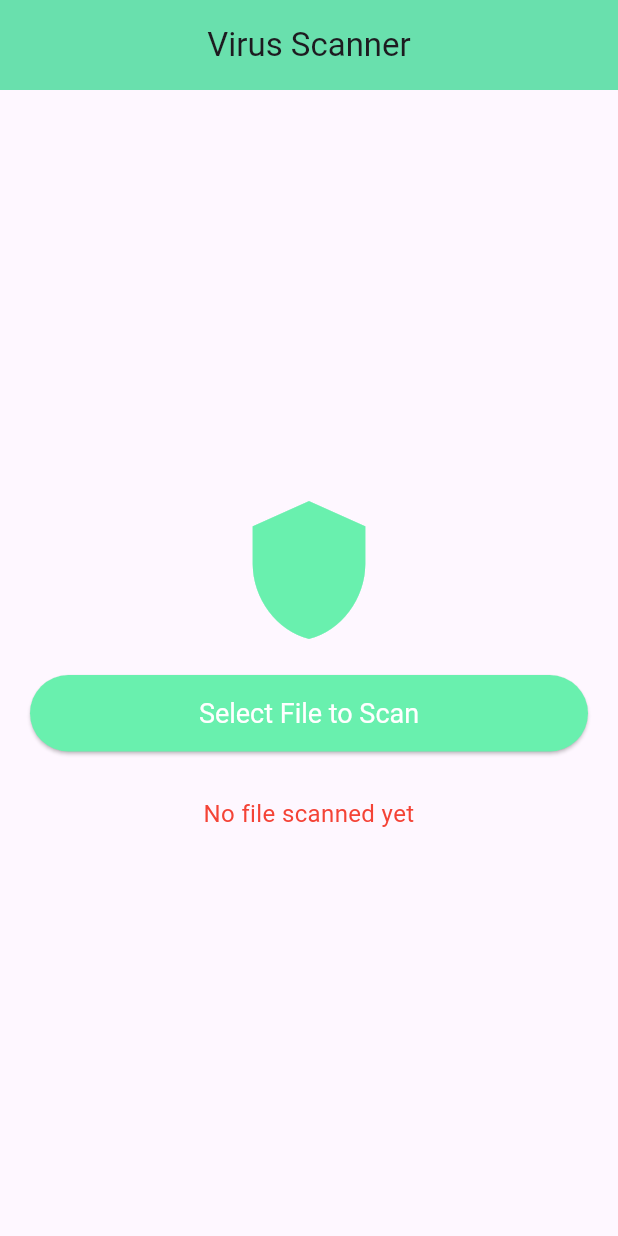
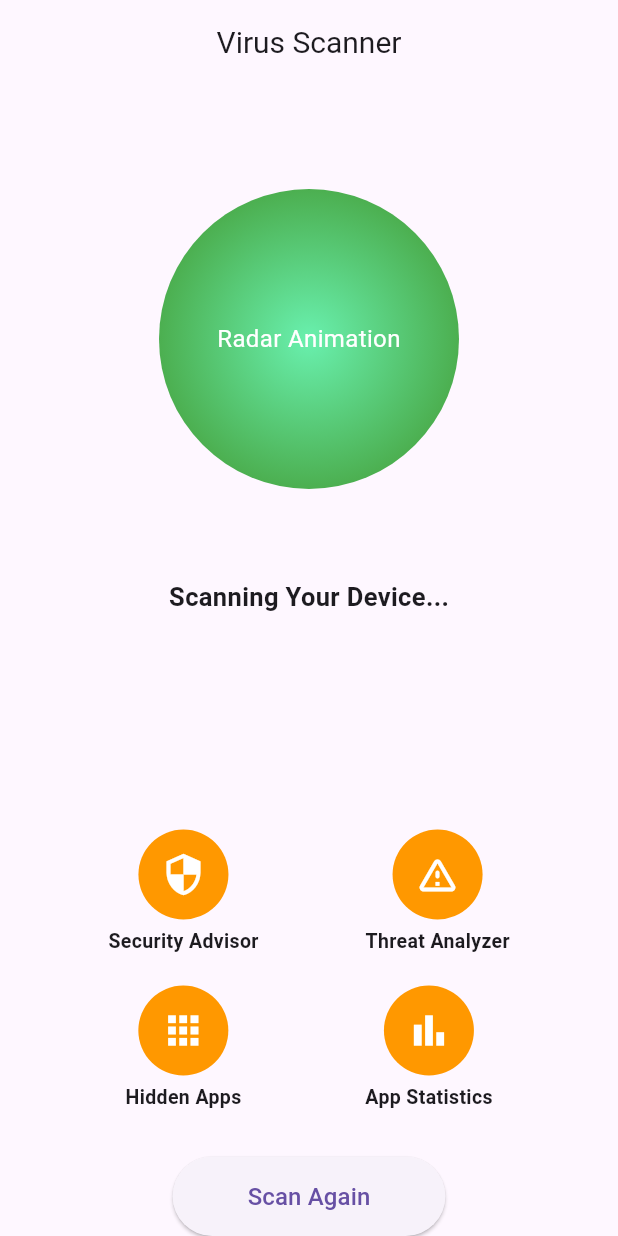
Before and after one commit to YashBhalodiya/VirusScanner, a Flutter app: the screen it shows after launch, on a phone screen of 412 x 824 dp. Run offline on Flutter 3.47's test engine with Material 3 defaults, Android fonts, the phone set to English and light mode, and no system bars; our stand-ins replace file_picker.

Commit message:
feat: Created new UI for the home screen.

```diff
--- /dev/null
+++ b/lib/features/home/home_screen.dart
@@ -0,0 +1,202 @@
+import 'package:flutter/material.dart';
+
+class HomeScreen extends StatefulWidget {
+  const HomeScreen({super.key});
+
+  @override
+  State<HomeScreen> createState() => _HomeScreenState();
+}
+
+class _HomeScreenState extends State<HomeScreen> {
+  @override
+  Widget build(BuildContext context) {
+    return Scaffold(
+      appBar: AppBar(
+        title: const Text(
+          "Virus Scanner",
+          style: TextStyle(
+            fontSize: 20,
+          ),
+        ),
+        centerTitle: true,
+      ),
+      body: Column(
+        mainAxisAlignment: MainAxisAlignment.spaceBetween,
+        children: [
+          // Radar Amination
+          Column(
+            mainAxisAlignment: MainAxisAlignment.center,
+            children: [
+              const SizedBox(height: 20),
+              GestureDetector(
+                onTap: () {
+                  print("Radar Animation Tapped");
+                },
+                child: Container(
+                  height: 300,
+                  width: 200,
+                  decoration: const BoxDecoration(
+                    shape: BoxShape.circle,
+                    gradient: RadialGradient(
+                      colors: [Colors.greenAccent, Colors.green],
+                    ),
+                  ),
+                  child: const Center(
+                    child: Text(
+                      "Radar Animation",
+                      style: TextStyle(color: Colors.white, fontSize: 16),
+                      textAlign: TextAlign.center,
+                    ),
+                  ),
+                ),
+              ),
+              const SizedBox(height: 10),
+              const Text(
+                "Scanning Your Device...",
+                style: TextStyle(fontSize: 17, fontWeight: FontWeight.bold),
+              ),
+            ],
+          ),
+          // Buttons Section
+          Padding(
+            padding: const EdgeInsets.symmetric(horizontal: 1.0),
+            child: Column(
+              children: [
+                Row(
+                  mainAxisAlignment: MainAxisAlignment.spaceEvenly,
+                  children: [
+                    GestureDetector(
+                      onTap: () => print("Security Advisor Tapped"),
+                      child: Column(
+                        children: [
+                          Container(
+                            padding: const EdgeInsets.all(
+                                15), // to change the size of the buttons
+                            decoration: const BoxDecoration(
+                              color: Colors.orange,
+                              shape: BoxShape.circle,
+                            ),
+                            child: const Icon(
+                              Icons.security,
+                              color: Colors.white,
+                              size: 30,
+                            ),
+                          ),
+                          const SizedBox(height: 5),
+                          const Text(
+                            "Security Advisor",
+                            style: TextStyle(
+                                fontSize: 13, fontWeight: FontWeight.bold),
+                            textAlign: TextAlign.center,
+                          ),
+                        ],
+                      ),
+                    ),
+                    GestureDetector(
+                      onTap: () => print("Threat Analyzer Tapped"),
+                      child: Column(
+                        children: [
+                          Container(
+                            padding: const EdgeInsets.all(15),
+                            decoration: const BoxDecoration(
+                              color: Colors.orange,
+                              shape: BoxShape.circle,
+                            ),
+                            child: const Icon(
+                              Icons.warning_amber_rounded,
+                              color: Colors.white,
+                              size: 30,
+                            ),
+                          ),
+                          const SizedBox(height: 5),
+                          const Text(
+                            "Threat Analyzer",
+                            style: TextStyle(
+                                fontSize: 13, fontWeight: FontWeight.bold),
+                            textAlign: TextAlign.center,
+                          ),
+                        ],
+                      ),
+                    ),
+                  ],
+                ),
+                const SizedBox(height: 20),
+                Row(
+                  mainAxisAlignment: MainAxisAlignment.spaceEvenly,
+                  children: [
+                    GestureDetector(
+                      onTap: () => print("Hidden Apps Tapped"),
+                      child: Column(
+                        children: [
+                          Container(
+                            padding: const EdgeInsets.all(15),
+                            decoration: const BoxDecoration(
+                              color: Colors.orange,
+                              shape: BoxShape.circle,
+                            ),
+                            child: const Icon(
+                              Icons.apps,
+                              color: Colors.white,
+                              size: 30,
+                            ),
+                          ),
+                          const SizedBox(height: 5),
+                          const Text(
+                            "Hidden Apps",
+                            style: TextStyle(
+                                fontSize: 13, fontWeight: FontWeight.bold),
+                            textAlign: TextAlign.center,
+                          ),
+                        ],
+                      ),
+                    ),
+                    GestureDetector(
+                      onTap: () => print("App Statistics Tapped"),
+                      child: Column(
+                        children: [
+                          Container(
+                            padding: const EdgeInsets.all(15),
+                            decoration: const BoxDecoration(
+                              color: Colors.orange,
+                              shape: BoxShape.circle,
+                            ),
+                            child: const Icon(
+                              Icons.bar_chart,
+                              color: Colors.white,
+                              size: 30,
+                            ),
+                          ),
+                          const SizedBox(height: 5),
+                          const Text(
+                            "App Statistics",
+                            style: TextStyle(
+                                fontSize: 13, fontWeight: FontWeight.bold),
+                            textAlign: TextAlign.center,
+                          ),
+                        ],
+                      ),
+                    ),
+                  ],
+                ),
+                const SizedBox(height: 30),
+                ElevatedButton(
+                  onPressed: () {
+                    print("Scan Again Button Pressed");
+                  },
+                  style: ElevatedButton.styleFrom(
+                    padding: const EdgeInsets.symmetric(
+                        horizontal: 50, vertical: 15),
+                  ),
+                  child: const Text(
+                    "Scan Again",
+                    style: TextStyle(fontSize: 16),
+                  ),
+                ),
+              ],
+            ),
+          ),
+        ],
+      ),
+    );
+  }
+}
--- /dev/null
+++ b/lib/features/home/upload_file_screen.dart
@@ -0,0 +1,5 @@
+import 'package:flutter/material.dart';
+
+class UploadFileScreen extends StatefulWidget {
+  const UploadFileScreen({super.key});
+}
--- /dev/null
+++ b/lib/features/splash/view/splash_screen.dart
@@ -0,0 +1,40 @@
+import 'package:flutter/material.dart';
+import 'package:virus_scaner/features/home/home_screen.dart';
+
+class SplashScreen extends StatefulWidget {
+  const SplashScreen({super.key});
+
+  @override
+  State<SplashScreen> createState() => _SplashScreenState();
+}
+
+class _SplashScreenState extends State<SplashScreen> {
+  final SplashService splashService = SplashService();
+
+  @override
+  void initState() {
+    super.initState();
+    splashService.navigateToNextScreen(context);
+  }
+
+  @override
+  Widget build(BuildContext context) {
+    return const Scaffold(
+      body: Center(
+        child: Text(
+          'Welcome to the App!',
+          style: TextStyle(fontSize: 24),
+        ),
+      ),
+    );
+  }
+}
+
+class SplashService {
+  void navigateToNextScreen(BuildContext context) {
+    Future.delayed(const Duration(seconds: 3), () {
+      Navigator.pushReplacement(
+          context, MaterialPageRoute(builder: (context) => HomeScreen()));
+    });
+  }
+}
--- a/lib/main.dart
+++ b/lib/main.dart
@@ -1,6 +1,5 @@
 import 'package:flutter/material.dart';
-
-import 'package:virus_scaner/virus_scanner.dart';
+import 'package:virus_scaner/features/splash/view/splash_screen.dart';
 
 void main() {
   runApp(const MyApp());
@@ -17,7 +16,7 @@ class MyApp extends StatelessWidget {
       theme: ThemeData(
         primarySwatch: Colors.blue,
       ),
-      home: const VirusScanner(),
+      home: const SplashScreen(),
     );
   }
 }
--- a/lib/virus_scanner.dart
+++ b/lib/virus_scanner.dart
@@ -14,7 +14,7 @@ class VirusScanner extends StatefulWidget {
 class _VirusScannerState extends State<VirusScanner> {
   String _result = "No file scanned yet";
   final String _apiKey =
-      'YOUR_API_KEY_HERE'; // Replace with your VirusTotal API Key
+      '31d63fb4cf3876cd940b3e79eb7cd6941a44310aec23e095af20d436256793f0'; // Replace with your VirusTotal API Key
 
   Future<void> _pickFile() async {
     FilePickerResult? result = await FilePicker.platform.pickFiles();
--- a/pubspec.yaml
+++ b/pubspec.yaml
@@ -11,6 +11,7 @@ dependencies:
     sdk: flutter
   http: ^0.13.4
   file_picker: ^5.0.0
+  fluttertoast: ^8.2.8
 
 dev_dependencies:
   flutter_test:
```
Also changed, not shown: lib/features/splash/splash_service.dart (added), pubspec.lock.
